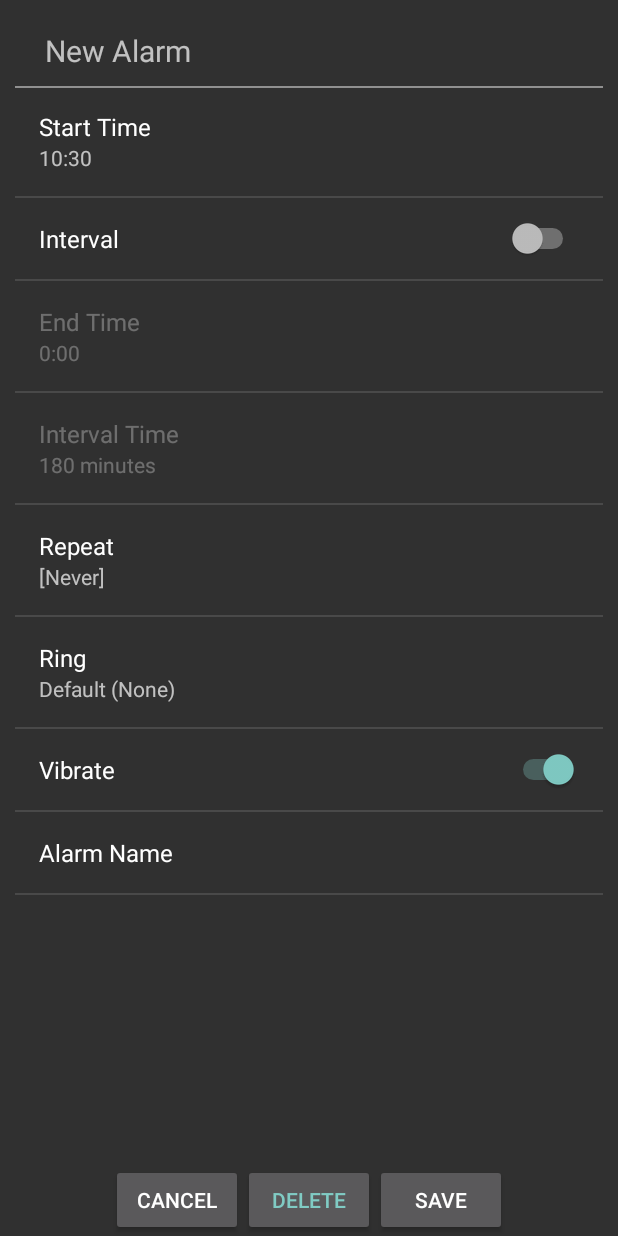
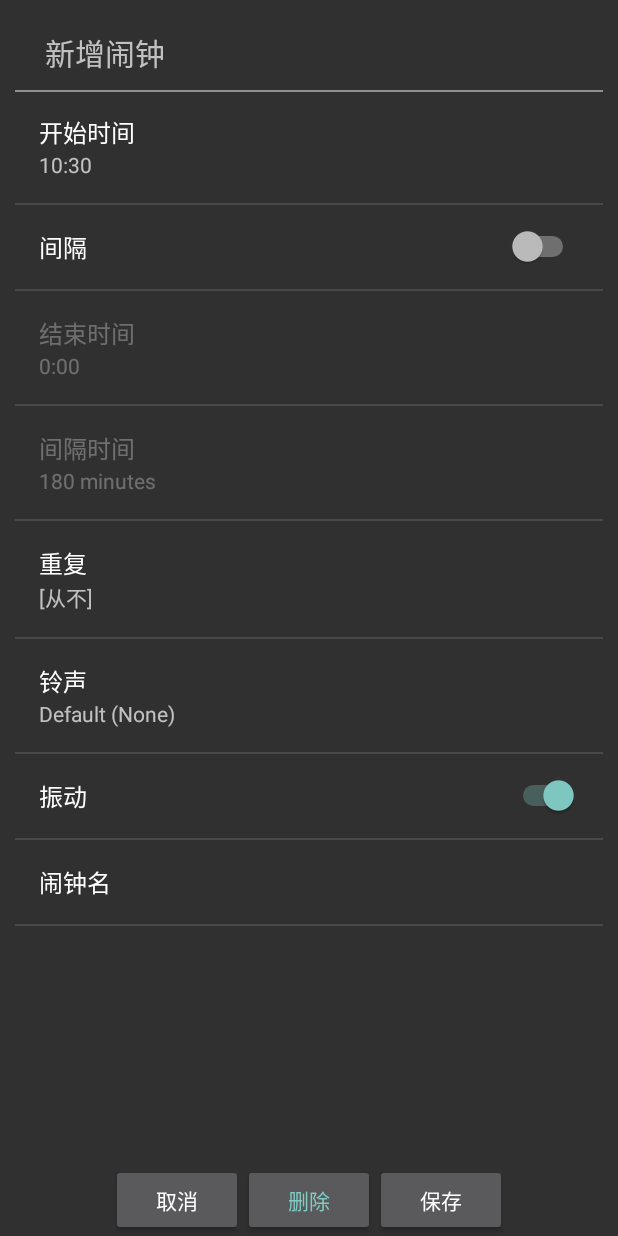
Before and after one commit to chocalote/IntervalAlarmClock, an Android app: the AddEditActivity screen opened directly, with no data from a screen before it, on a phone screen of 412 x 824 dp. Run offline under Robolectric (Android 15) with nearby library versions, the phone set to English and light mode, and no system bars.

Commit message:
enable and disable alarm in MainActivity, translate to Chinese

```diff
--- a/app/src/main/java/com/kunxun/intervalalarmclock/AlarmProvider.java
+++ b/app/src/main/java/com/kunxun/intervalalarmclock/AlarmProvider.java
@@ -52,8 +52,8 @@ public class AlarmProvider extends ContentProvider {
                     "(starthour, startminutes, endhour, endminutes, daysofweek, " +
                     "interval, intervalenabled, enabled, vibrate, name, alert, time) " +
                     "VALUES ";
-            db.execSQL(insertSQL + "(8, 30, 18, 0, 31, 60, 1, 1, 1, 'alarm', '', 0);");
-            db.execSQL(insertSQL + "(9, 00, 17, 30, 96, 30, 1, 0, 1, 'alarm', '', 0);");
+            db.execSQL(insertSQL + "(8, 30, 18, 0, 31, 60, 1, 1, 1, '闹钟', '', 0);");
+            db.execSQL(insertSQL + "(9, 00, 17, 30, 96, 30, 1, 0, 1, '闹钟', '', 0);");
         }
 
         @Override
--- a/app/src/main/res/layout/activity_add_edit.xml
+++ b/app/src/main/res/layout/activity_add_edit.xml
@@ -48,19 +48,19 @@
             android:id="@+id/btnCancel"
             android:layout_width="wrap_content"
             android:layout_height="wrap_content"
-            android:text="Cancel" />
+            android:text="取消" />
         <Button
             android:id="@+id/btnDelete"
             android:layout_width="wrap_content"
             android:layout_height="wrap_content"
-            android:text="Delete"
+            android:text="删除"
             android:textColor="@color/accent_material_dark"/>
 
         <Button
             android:id="@+id/btnSave"
             android:layout_width="wrap_content"
             android:layout_height="wrap_content"
-            android:text="Save" />
+            android:text="保存" />
 
     </LinearLayout>
 
--- a/app/src/main/res/layout/activity_main.xml
+++ b/app/src/main/res/layout/activity_main.xml
@@ -40,7 +40,7 @@
             android:layout_width="match_parent"
             android:layout_height="match_parent"
             android:layout_weight="1"
-            android:text="Add"/>
+            android:text="新增"/>
 
         <Button
             android:id="@+id/btnSetting"
@@ -48,7 +48,7 @@
             android:layout_height="match_parent"
             android:layout_gravity="center_horizontal"
             android:layout_weight="1"
-            android:text="Setting" />
+            android:text="设置"/>
 
     </LinearLayout>
 
--- a/app/src/main/res/values/strings.xml
+++ b/app/src/main/res/values/strings.xml
@@ -1,22 +1,38 @@
-<resources>
-    <string name="app_name">Interval Alarm Clock</string>
-    <string name="add_layout_name">New Alarm</string>
-    <string name="edit_layout_name">Edit Alarm</string>
-    <string name="never">Never</string>
-    <string name="everyday">Every Day</string>
-    <string name="default_label">Alarm</string>
+<resources xmlns:xliff="urn:oasis:names:tc:xliff:document:1.2">
+    <string name="app_name">间隔闹钟</string>
+    <string name="add_layout_name">新增闹钟</string>
+    <string name="edit_layout_name">编辑闹钟</string>
+    <string name="never">从不</string>
+    <string name="everyday">每天</string>
+    <string name="default_label">闹钟</string>
 
-    <string name="start_time">Start Time</string>
-    <string name="end_time">End Time</string>
-    <string name="interval_enabled">Interval</string>
-    <string name="interval">Interval Time</string>
-    <string name="days_of_week">Repeat</string>
-    <string name="alert">Ring</string>
-    <string name="vibrate">Vibrate</string>
-    <string name="alarm_name">Alarm Name</string>
+    <string name="start_time">开始时间</string>
+    <string name="end_time">结束时间</string>
+    <string name="interval_enabled">间隔</string>
+    <string name="interval">间隔时间</string>
+    <string name="days_of_week">重复</string>
+    <string name="alert">铃声</string>
+    <string name="vibrate">振动</string>
+    <string name="alarm_name">闹钟名</string>
 
-    <string name="delete_alarm">Delete Alarm</string>
-    <string name="delete_alarm_confirm">This alarm will be deleted!</string>
+    <string name="delete_alarm">删除闹钟</string>
+    <string name="delete_alarm_confirm">将会删除该闹钟！</string>
 
+    <string-array name="alarm_set">
+        <item msgid="5163476010406761625">"将在不到 1 分钟后响铃"</item>
+        <item msgid="7110525731259629055">"将在<xliff:g id="DAYS">%1$s</xliff:g>后响铃"</item>
+        <item msgid="7003982794086186185">"将在<xliff:g id="HOURS">%2$s</xliff:g>后响铃"</item>
+        <item msgid="7311021123230077742">"将在<xliff:g id="DAYS">%1$s</xliff:g> <xliff:g id="HOURS">%2$s</xliff:g>后响铃"</item>
+        <item msgid="8431715191823114872">"将在<xliff:g id="MINUTES">%3$s</xliff:g>后响铃"</item>
+        <item msgid="3244151088673185428">"将在<xliff:g id="DAYS">%1$s</xliff:g> <xliff:g id="MINUTES">%3$s</xliff:g>后响铃"</item>
+        <item msgid="3663661342600168814">"将在<xliff:g id="HOURS">%2$s</xliff:g> <xliff:g id="MINUTES">%3$s</xliff:g>后响铃"</item>
+        <item msgid="7779544127785487304">"将在<xliff:g id="DAYS">%1$s</xliff:g> <xliff:g id="HOURS">%2$s</xliff:g> <xliff:g id="MINUTES">%3$s</xliff:g>后响铃"</item>
+    </string-array>
+    <string name="day">"1 天"</string>
+    <string name="days">"<xliff:g id="DAYS">%s</xliff:g> 天"</string>
+    <string name="hour">"1 小时"</string>
+    <string name="hours" msgid="2071487018566991613">"<xliff:g id="HOURS">%s</xliff:g> 小时"</string>
+    <string name="minute">"1 分钟"</string>
+    <string name="minutes">"<xliff:g id="MINUTES">%s</xliff:g> 分钟"</string>
 
 </resources>
```
Also changed, not shown: app/src/main/java/com/kunxun/intervalalarmclock/Alarm.java (+55 -39 lines), app/src/main/java/com/kunxun/intervalalarmclock/Alarms.java (+32 -31 lines), app/src/main/java/com/kunxun/intervalalarmclock/MainActivity.java (+27 -6 lines).
